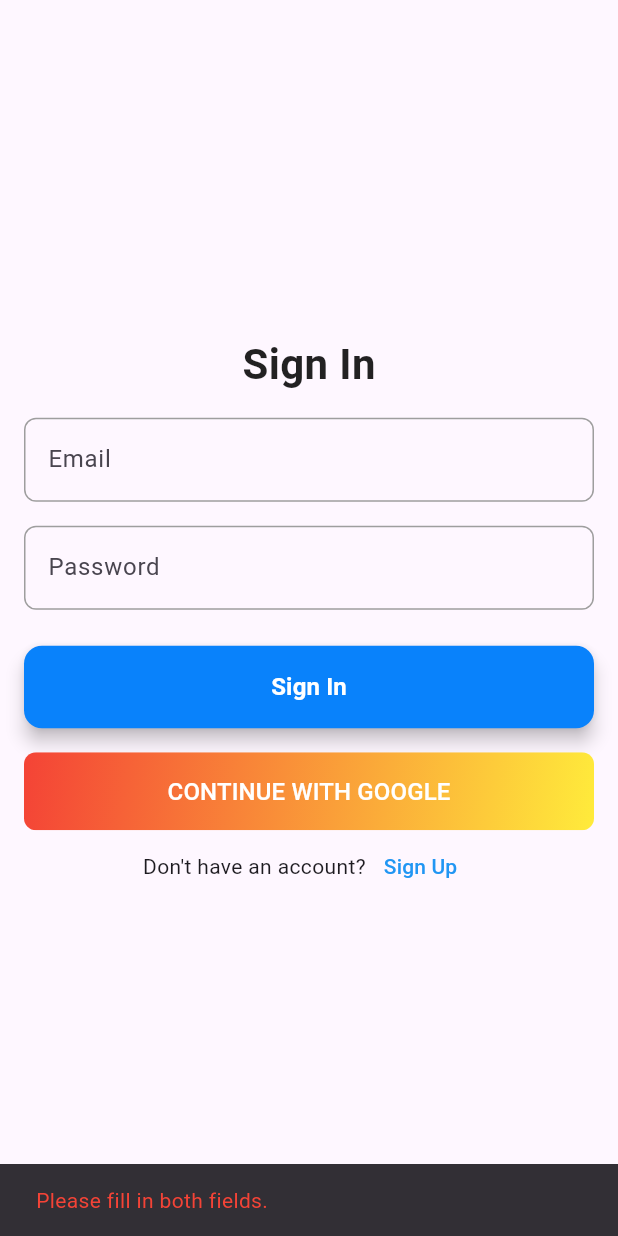
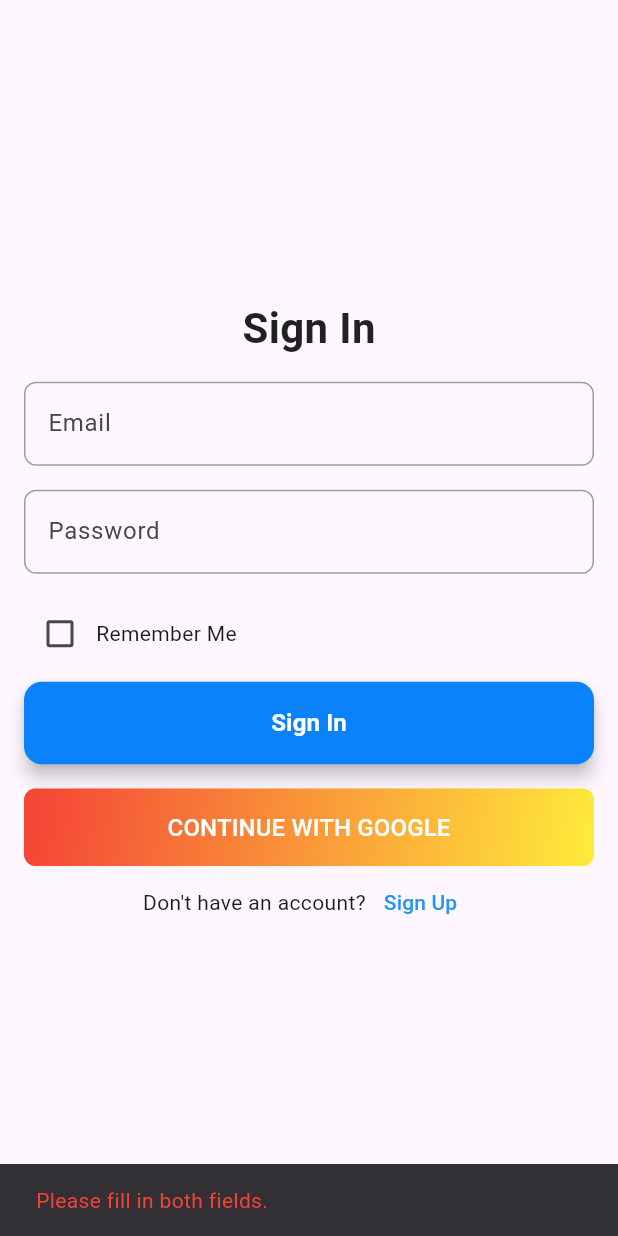
Before and after one commit to ishan941/nepal_estate_finder_app, a Flutter app: the screen it shows after launch, after a tap on "Sign In", on a phone screen of 412 x 824 dp. Run offline on Flutter 3.47's test engine with Material 3 defaults, Android fonts, the light colour scheme and no system bars; our stand-ins replace cherry_toast, connectivity_plus, dartz, dio, equatable, firebase_core and 9 more; missing offline and left inert: flutter_paypal; accounts and stored records are empty; network calls fail.

Commit message:
feat: Added splash screen and implemented rememberme

```diff
--- a/lib/core/api_const.dart
+++ b/lib/core/api_const.dart
@@ -1,6 +1,6 @@
 class Api {
   // static const String baseUrl = "https://61b8-27-34-73-209.ngrok-free.app/";
-  static const String baseUrl = "http://localhost:3000/";
+  static const String baseUrl = "https://0bdb-27-34-73-245.ngrok-free.app/";
 
   static const String loginApi = 'api/auth/signin';
   static const String signUpUserApi = 'api/auth/signup';
--- /dev/null
+++ b/lib/core/nef_custom/nef_splash_screen.dart
@@ -0,0 +1,50 @@
+import 'package:flutter/material.dart';
+import 'package:flutter_riverpod/flutter_riverpod.dart';
+import 'package:provider_with_clean_architecture/core/utils/shared_preference.dart';
+import 'package:provider_with_clean_architecture/features/Auth/presentation/pages/login_page.dart';
+import 'package:provider_with_clean_architecture/core/nef_custom/nef_nav_bar.dart';
+import 'package:shared_preferences/shared_preferences.dart';
+
+class NefSplashScreen extends ConsumerStatefulWidget {
+  const NefSplashScreen({super.key});
+
+  @override
+  ConsumerState<NefSplashScreen> createState() => _SplashPageState();
+}
+
+class _SplashPageState extends ConsumerState<NefSplashScreen> {
+  @override
+  void initState() {
+    super.initState();
+    _initializeApp();
+  }
+
+  Future<void> _initializeApp() async {
+    final sharedPref = SharedPref(sp: await SharedPreferences.getInstance());
+    final rememberMe =
+        sharedPref.readBoolValFrmPreference('remember_me') ?? false;
+
+    final accessToken = sharedPref.readStringValFrmPreference(accessTokenKey);
+
+    if (rememberMe && accessToken.isNotEmpty) {
+      Navigator.pushReplacement(
+        context,
+        MaterialPageRoute(builder: (context) => const NefNavBar()),
+      );
+    } else {
+      Navigator.pushReplacement(
+        context,
+        MaterialPageRoute(builder: (context) => const LoginPage()),
+      );
+    }
+  }
+
+  @override
+  Widget build(BuildContext context) {
+    return const Scaffold(
+      body: Center(
+        child: CircularProgressIndicator(), // Splash screen loader
+      ),
+    );
+  }
+}
--- a/lib/features/Auth/data/model/auth_state/auth_state.dart
+++ b/lib/features/Auth/data/model/auth_state/auth_state.dart
@@ -4,9 +4,25 @@ part 'auth_state.freezed.dart';
 
 @freezed
 class AuthState with _$AuthState {
-  const factory AuthState.idle() = Idle;
-  const factory AuthState.loading() = Loading;
-  const factory AuthState.authenticated(AuthModel user) = Authenticated;
-  const factory AuthState.unauthenticated() = Unauthenticated;
-  const factory AuthState.error(String message) = Error;
+  const factory AuthState.idle({
+    @Default(false) bool? rememberMe,
+  }) = Idle;
+
+  const factory AuthState.loading({
+    @Default(false) bool? rememberMe,
+  }) = Loading;
+
+  const factory AuthState.authenticated(
+    AuthModel user, {
+    @Default(false) bool? rememberMe,
+  }) = Authenticated;
+
+  const factory AuthState.unauthenticated({
+    @Default(false) bool? rememberMe,
+  }) = Unauthenticated;
+
+  const factory AuthState.error(
+    String message, {
+    @Default(false) bool? rememberMe,
+  }) = Error;
 }
--- a/lib/features/Auth/data/repository_impl/auth_repository_impl.dart
+++ b/lib/features/Auth/data/repository_impl/auth_repository_impl.dart
@@ -19,7 +19,6 @@ class AuthRepositoryImpl implements AuthRepository {
     try {
       return await authDataSource.login(email, password);
     } catch (e) {
-      // Log the error and rethrow it or wrap it in a custom exception
       print("Error in login: $e");
       throw Exception('Failed to log in. Please try again later.');
     }
--- a/lib/features/Auth/presentation/pages/login_page.dart
+++ b/lib/features/Auth/presentation/pages/login_page.dart
@@ -28,6 +28,7 @@ class _LoginPageState extends ConsumerState<LoginPage> {
   @override
   Widget build(BuildContext context) {
     final authState = ref.watch(authProvider);
+    final authNotifier = ref.watch(authProvider.notifier);
 
     return Scaffold(
       body: GestureDetector(
@@ -51,6 +52,16 @@ class _LoginPageState extends ConsumerState<LoginPage> {
                 controller: _passwordController,
                 obscureText: true,
                 focusNode: _passwordFocusNode,
+              ),
+              Row(
+                children: [
+                  Checkbox(
+                      value: authState.rememberMe,
+                      onChanged: (bool? value) {
+                        authNotifier.toggleRememberMe(value ?? false);
+                      }),
+                  Text("Remember Me"),
+                ],
               ),
               const SizedBox(height: NefSpacing.spacing2),
               NefElevatedButton(
--- a/lib/features/Auth/presentation/pages/sign_up_page.dart
+++ b/lib/features/Auth/presentation/pages/sign_up_page.dart
@@ -100,7 +100,7 @@ class _SignUpPageState extends ConsumerState<SignUpPage> {
               const SizedBox(height: NefSpacing.spacing2),
               NefElevatedButton(
                 text: authState.maybeWhen(
-                  loading: () => 'Signing Up...',
+                  // loading: () => 'Signing Up...',
                   orElse: () => 'Sign Up',
                 ),
                 onPressed: _handleSignUp,
--- a/lib/main.dart
+++ b/lib/main.dart
@@ -4,6 +4,7 @@ import 'package:flutter/material.dart';
 import 'package:flutter/services.dart';
 import 'package:flutter_riverpod/flutter_riverpod.dart';
 import 'package:hive_flutter/adapters.dart';
+import 'package:provider_with_clean_architecture/core/nef_custom/nef_splash_screen.dart';
 import 'package:provider_with_clean_architecture/features/Auth/data/model/hive/user.dart';
 import 'package:provider_with_clean_architecture/features/Auth/presentation/pages/login_page.dart';
 import 'package:provider_with_clean_architecture/firebase_options.dart';
@@ -66,7 +67,7 @@ class _MyAppState extends State<MyApp> {
     return MaterialApp(
       navigatorKey: _navigatorKey,
       debugShowCheckedModeBanner: false,
-      home: LoginPage(),
+      home: NefSplashScreen(),
     );
   }
 }
```
Also changed, not shown: lib/features/Auth/presentation/provider/auth_notifier.dart (+38 -4 lines), lib/features/profile/presentation/pages/profile_page.dart (+6 -6 lines), lib/features/Auth/data/model/auth_state/auth_state.freezed.dart.
